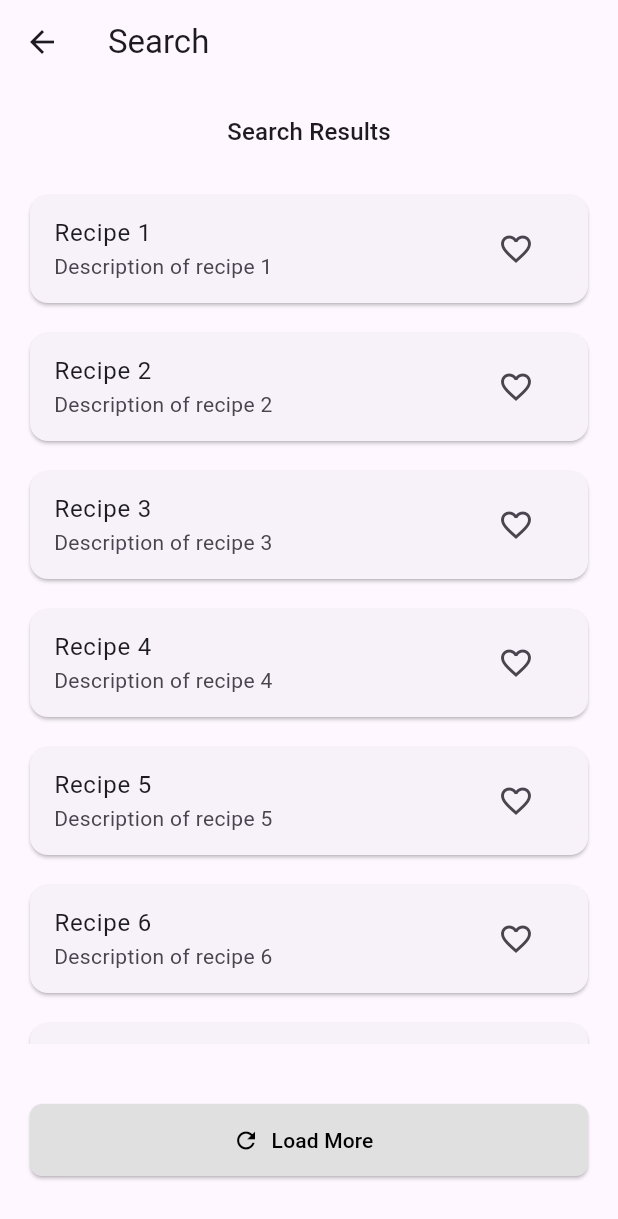
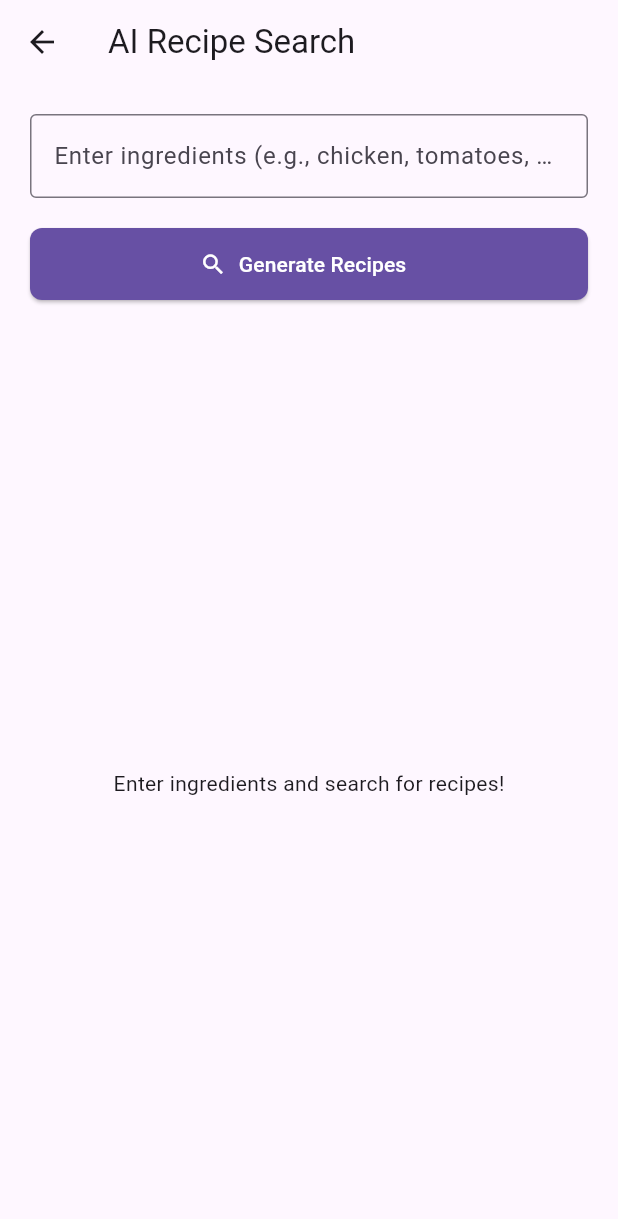
Before and after one commit to GreatSandwiches/recipe_flutter_app, a Flutter app: the screen it shows after launch, after a tap on "Search", on a phone screen of 412 x 824 dp. Shown: the top 1219 px of the screen. Run offline on Flutter 3.47's test engine with Material 3 defaults, Android fonts, the phone set to English and light mode, and no system bars; our stand-ins replace flutter_dotenv, google_generative_ai.

Commit message:
Integrate dotenv for environment variable management and implement AI recipe generation in SearchScreen

```diff
--- a/lib/main.dart
+++ b/lib/main.dart
@@ -1,10 +1,12 @@
 import 'package:flutter/material.dart';
+import 'package:flutter_dotenv/flutter_dotenv.dart';
 import 'screens/home_screen.dart';
 import 'screens/favourites_screen.dart';
 import 'screens/explore_screen.dart';
 import 'screens/profile_screen.dart';
 
-void main() {
+Future<void> main() async {
+  await dotenv.load(fileName: ".env");
   runApp(const MainApp());
 }
 
--- a/lib/screens/home_screen.dart
+++ b/lib/screens/home_screen.dart
@@ -159,10 +159,11 @@ class _HomeScreenState extends State<HomeScreen> {
               textColor: Colors.black,
               width: double.infinity,
               height: 48,
+
               onPressed: () {
                 Navigator.push(
                   context,
-                  MaterialPageRoute(builder: (context) => const SearchScreen()),
+                  MaterialPageRoute(builder: (context) => SearchScreen(ingredients: widget.ingredients)),
                 );
               },
             ),
--- a/lib/screens/search_screen.dart
+++ b/lib/screens/search_screen.dart
@@ -1,48 +1,132 @@
 import 'package:flutter/material.dart';
+import 'package:flutter_dotenv/flutter_dotenv.dart';
+import 'package:google_generative_ai/google_generative_ai.dart';
 import '../widgets/custom_button.dart';
 
-class SearchScreen extends StatelessWidget {
-  const SearchScreen({super.key});
+class SearchScreen extends StatefulWidget {
+  final List<String> ingredients;
+  const SearchScreen({super.key, required this.ingredients});
+
+  @override
+  State<SearchScreen> createState() => _SearchScreenState();
+}
+
+class _SearchScreenState extends State<SearchScreen> {
+  final TextEditingController _searchController = TextEditingController();
+  bool _isLoading = false;
+  List<String> _recipes = [];
+
+  @override
+  void initState() {
+    super.initState();
+    if (widget.ingredients.isNotEmpty) {
+      _searchController.text = widget.ingredients.join(', ');
+      _generateRecipes();
+    }
+  }
+
+  Future<void> _generateRecipes() async {
+    if (_searchController.text.isEmpty) {
+      ScaffoldMessenger.of(context).showSnackBar(
+        const SnackBar(content: Text('Please enter some ingredients.')),
+      );
+      return;
+    }
+
+    setState(() {
+      _isLoading = true;
+      _recipes = [];
+    });
+
+    final apiKey = dotenv.env['GEMINI_API_KEY'];
+    if (apiKey == null || apiKey.isEmpty || apiKey == 'YOUR_API_KEY') {
+      setState(() {
+        _isLoading = false;
+      });
+      ScaffoldMessenger.of(context).showSnackBar(
+        const SnackBar(content: Text('API Key not found or not configured.')),
+      );
+      return;
+    }
+
+    final model = GenerativeModel(model: 'gemini-2.0-flash', apiKey: apiKey);
+    final prompt =
+        'Generate 5 recipe names based on the following ingredients: ${_searchController.text}. Just give me the names, separated by newlines, and nothing else.';
+
+    try {
+      final response = await model.generateContent([Content.text(prompt)]);
+      final text = response.text;
+
+      setState(() {
+        _recipes = text?.split('\n').where((recipe) => recipe.isNotEmpty).map((e) => e.replaceAll(RegExp(r'^\d+\.\s*'), '')).toList() ?? [];
+        _isLoading = false;
+      });
+    } catch (e) {
+      setState(() {
+        _isLoading = false;
+      });
+      ScaffoldMessenger.of(context).showSnackBar(
+        SnackBar(content: Text('Failed to generate recipes: $e')),
+      );
+    }
+  }
 
   @override
   Widget build(BuildContext context) {
     return Scaffold(
       appBar: AppBar(
-        title: const Text('Search'),
+        title: const Text('AI Recipe Search'),
       ),
       body: Column(
         children: [
-
-          // Search results title
           Padding(
             padding: const EdgeInsets.all(20.0),
-            child: Center(
-              child: Text(
-                'Search Results',
-                style: Theme.of(context).textTheme.titleMedium,
+            child: Column(
+              children: [
+                TextField(
+                  controller: _searchController,
+                  decoration: const InputDecoration(
+                    hintText: 'Enter ingredients (e.g., chicken, tomatoes, pasta)',
+                    border: OutlineInputBorder(),
                   ),
                 ),
+                const SizedBox(height: 20),
+                CustomButton(
+                  label: 'Generate Recipes',
+                  onPressed: _generateRecipes,
+                  icon: const Icon(Icons.search),
+                  backgroundColor: Theme.of(context).primaryColor,
+                  textColor: Colors.white,
+                  width: double.infinity,
+                  height: 48,
                 ),
-
-
-          // Search results (cards)
+              ],
+            ),
+          ),
+          if (_isLoading)
+            const Expanded(
+              child: Center(
+                child: CircularProgressIndicator(),
+              ),
+            )
+          else if (_recipes.isNotEmpty)
             Expanded(
               child: ListView.builder(
-              itemCount: 10, // Placeholder for number of results, in future integrate with api/ai
+                itemCount: _recipes.length,
                 itemBuilder: (context, index) {
                   return Card(
-                  margin: const EdgeInsets.symmetric(horizontal: 20.0, vertical: 10.0),
+                    margin: const EdgeInsets.symmetric(
+                        horizontal: 20.0, vertical: 10.0),
                     child: ListTile(
-                    title: Text('Recipe ${index + 1}'),
-                    subtitle: Text('Description of recipe ${index + 1}'),
+                      title: Text(_recipes[index]),
+                      subtitle: const Text('AI generated recipe'),
                       trailing: IconButton(
                         icon: const Icon(Icons.favorite_border),
                         onPressed: () {
-                        // Add to favourites logic here
-                        // For now, just show a snackbar
                           ScaffoldMessenger.of(context).showSnackBar(
                             SnackBar(
-                            content: Text('Added Recipe ${index + 1} to favourites'),
+                              content: Text(
+                                  'Added ${_recipes[index]} to favourites'),
                               duration: const Duration(seconds: 1),
                             ),
                           );
@@ -52,27 +136,11 @@ class SearchScreen extends StatelessWidget {
                   );
                 },
               ),
-          ),
-
-          // Load more button
-          Padding(
-            padding: const EdgeInsets.symmetric(horizontal: 20.0, vertical: 40.0),
-            child: CustomButton(
-              label: 'Load More',
-              icon: Icon(Icons.refresh),
-              backgroundColor: Colors.grey[300],
-              textColor: Colors.black,
-              width: double.infinity,
-              height: 48,
-              onPressed: () {
-                // Load more results logic here, just showing a snackbar for now
-                ScaffoldMessenger.of(context).showSnackBar(
-                  const SnackBar(
-                    content: Text('Loading more results...'),
-                    duration: Duration(seconds: 1),
-                  ),
-                );
-              },
+            )
+          else
+            const Expanded(
+              child: Center(
+                child: Text('Enter ingredients and search for recipes!'),
               ),
             ),
         ],
```
Also changed, not shown: pubspec.yaml (+11 -0 lines), pubspec.lock. Lines whose indentation alone changed are shown as unchanged.
